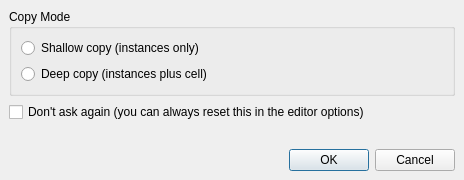
The window that eda-klayout/src/edt/edt/CopyModeDialog.ui (tolgauye/GMOS) describes before a commit, drawn with Qt 5.
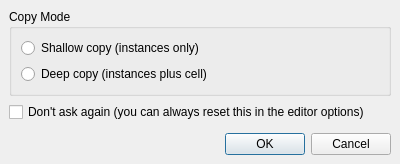
The same window after the commit.

```diff
--- a/eda-klayout/src/edt/edt/CopyModeDialog.ui
+++ b/eda-klayout/src/edt/edt/CopyModeDialog.ui
@@ -6,8 +6,8 @@
    <rect>
     <x>0</x>
     <y>0</y>
-    <width>464</width>
-    <height>180</height>
+    <width>400</width>
+    <height>164</height>
    </rect>
   </property>
   <property name="windowTitle">
```
Left out of the diff: 5 changed lines with no effect on the pictures.
